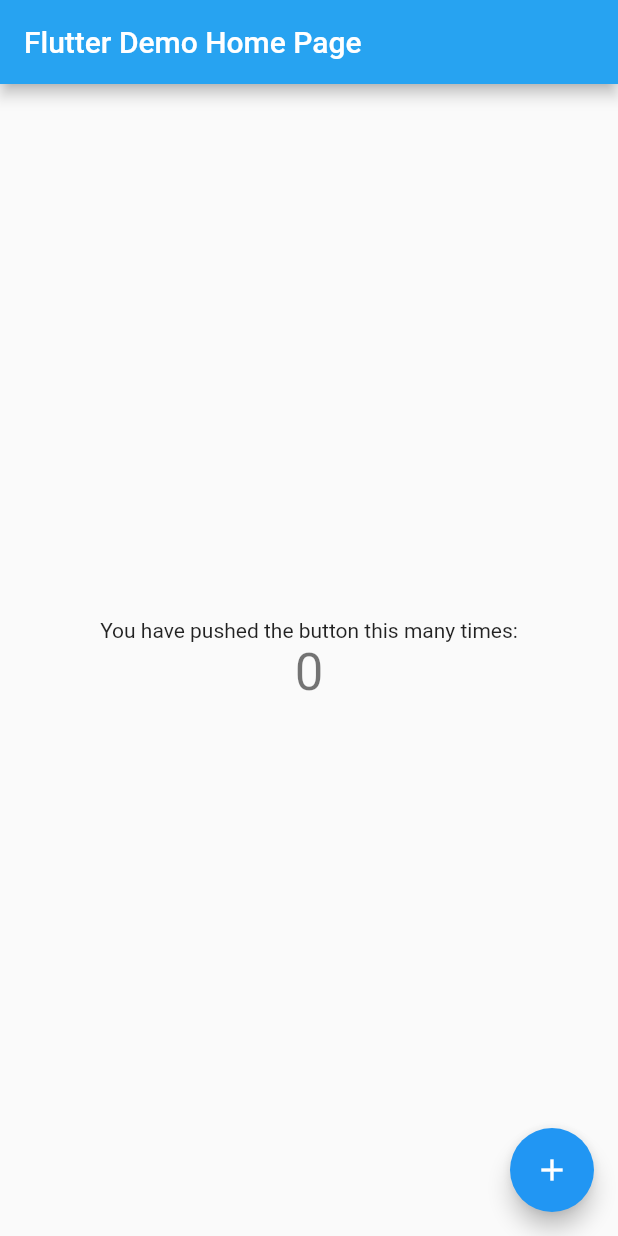
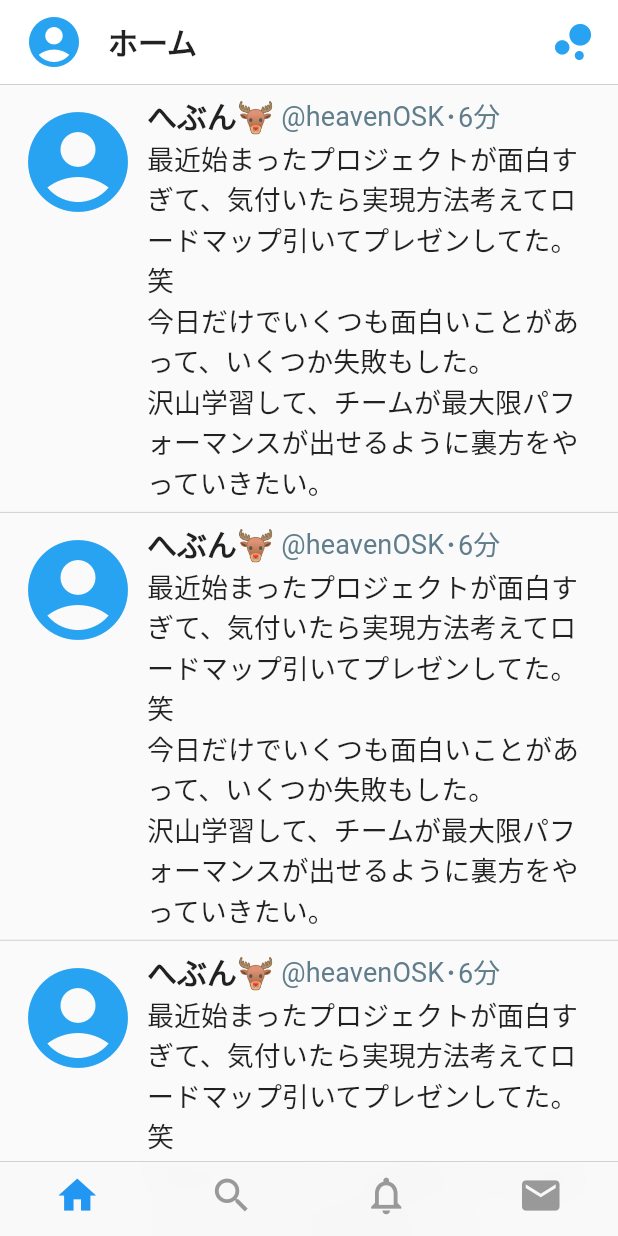
Before and after one commit to HeavenOSK/twitter_like_app, a Flutter app: the screen it shows after launch, on a phone screen of 412 x 824 dp. Run offline on Flutter 3.47's test engine with Material 2 defaults, Android fonts, the phone set to English and light mode, and no system bars.

Commit message:
Create: TweetListItem

```diff
--- /dev/null
+++ b/lib/app.dart
@@ -0,0 +1,36 @@
+import 'package:flutter/material.dart';
+import 'package:twitter_like_app/pages/home_tab_page.dart';
+
+class App extends StatelessWidget {
+  // This widget is the root of your application.
+  @override
+  Widget build(BuildContext context) {
+    return MaterialApp(
+      title: 'Flutter Demo',
+      theme: ThemeData(
+          primaryColor: Colors.white,
+          primaryTextTheme: TextTheme(
+            title: TextStyle(
+              fontSize: 20,
+              fontWeight: FontWeight.w600,
+            ),
+            subtitle: TextStyle(
+              fontSize: 18,
+              fontWeight: FontWeight.w400,
+              color: Colors.blueGrey,
+            ),
+            body1: TextStyle(
+              fontSize: 18,
+              fontWeight: FontWeight.w200,
+            ),
+          ),
+          primaryIconTheme: IconThemeData(
+            color: Color.fromRGBO(39, 163, 241, 1.0),
+          )
+
+//        primaryColor: Color.fromRGBO(39, 163, 241, 1.0),
+          ),
+      home: HomeTabPage(),
+    );
+  }
+}
--- /dev/null
+++ b/lib/components/tweet_list_item.dart
@@ -0,0 +1,66 @@
+import 'package:flutter/material.dart';
+
+const _displayName = 'へぶん🦌';
+const _accountName = '@heavenOSK';
+const _tweetContent = '''最近始まったプロジェクトが面白すぎて、気付いたら実現方法考えてロードマップ引いてプレゼンしてた。笑
+今日だけでいくつも面白いことがあって、いくつか失敗もした。
+沢山学習して、チームが最大限パフォーマンスが出せるように裏方をやっていきたい。''';
+
+class TweetListItem extends StatelessWidget {
+  @override
+  Widget build(BuildContext context) {
+    return Container(
+      padding: const EdgeInsets.symmetric(horizontal: 12, vertical: 6),
+      decoration: BoxDecoration(
+        border: Border(
+          top: BorderSide(color: Colors.grey, width: 0.3),
+        ),
+      ),
+      child: Row(
+        crossAxisAlignment: CrossAxisAlignment.start,
+        children: <Widget>[
+          _buildUserImage(context),
+          Expanded(
+            child: Row(
+              children: <Widget>[
+                Expanded(
+                  child: Column(
+                    crossAxisAlignment: CrossAxisAlignment.start,
+                    children: <Widget>[
+                      _buildHeading(context),
+                      Text(_tweetContent,
+                          style: Theme.of(context).primaryTextTheme.body1),
+                    ],
+                  ),
+                ),
+                SizedBox(width: 8)
+              ],
+            ),
+          ),
+        ],
+      ),
+    );
+  }
+
+  Widget _buildHeading(BuildContext context) {
+    return Row(
+      children: <Widget>[
+        Text(_displayName, style: Theme.of(context).primaryTextTheme.title),
+        Text(' ' + _accountName,
+            style: Theme.of(context).primaryTextTheme.subtitle),
+        Text('･6分', style: Theme.of(context).primaryTextTheme.subtitle),
+      ],
+    );
+  }
+
+  Widget _buildUserImage(BuildContext context) {
+    return Padding(
+      padding: const EdgeInsets.only(top: 6.0, right: 6.0),
+      child: Icon(
+        Icons.account_circle,
+        size: 80,
+        color: Theme.of(context).primaryIconTheme.color,
+      ),
+    );
+  }
+}
--- a/lib/main.dart
+++ b/lib/main.dart
@@ -1,102 +1,4 @@
 import 'package:flutter/material.dart';
+import 'package:twitter_like_app/app.dart';
 
-void main() => runApp(MyApp());
-
-class MyApp extends StatelessWidget {
-  // This widget is the root of your application.
-  @override
-  Widget build(BuildContext context) {
-    return MaterialApp(
-      title: 'Flutter Demo',
-      theme: ThemeData(
-        primaryColor: Color.fromRGBO(39, 163, 241, 1.0),
-      ),
-      home: MyHomePage(title: 'Flutter Demo Home Page'),
-    );
-  }
-}
-
-class MyHomePage extends StatefulWidget {
-  MyHomePage({Key key, this.title}) : super(key: key);
-
-  // This widget is the home page of your application. It is stateful, meaning
-  // that it has a State object (defined below) that contains fields that affect
-  // how it looks.
-
-  // This class is the configuration for the state. It holds the values (in this
-  // case the title) provided by the parent (in this case the App widget) and
-  // used by the build method of the State. Fields in a Widget subclass are
-  // always marked "final".
-
-  final String title;
-
-  @override
-  _MyHomePageState createState() => _MyHomePageState();
-}
-
-class _MyHomePageState extends State<MyHomePage> {
-  int _counter = 0;
-
-  void _incrementCounter() {
-    setState(() {
-      // This call to setState tells the Flutter framework that something has
-      // changed in this State, which causes it to rerun the build method below
-      // so that the display can reflect the updated values. If we changed
-      // _counter without calling setState(), then the build method would not be
-      // called again, and so nothing would appear to happen.
-      _counter++;
-    });
-  }
-
-  @override
-  Widget build(BuildContext context) {
-    // This method is rerun every time setState is called, for instance as done
-    // by the _incrementCounter method above.
-    //
-    // The Flutter framework has been optimized to make rerunning build methods
-    // fast, so that you can just rebuild anything that needs updating rather
-    // than having to individually change instances of widgets.
-    return Scaffold(
-      appBar: AppBar(
-        // Here we take the value from the MyHomePage object that was created by
-        // the App.build method, and use it to set our appbar title.
-        title: Text(widget.title),
-      ),
-      body: Center(
-        // Center is a layout widget. It takes a single child and positions it
-        // in the middle of the parent.
-        child: Column(
-          // Column is also layout widget. It takes a list of children and
-          // arranges them vertically. By default, it sizes itself to fit its
-          // children horizontally, and tries to be as tall as its parent.
-          //
-          // Invoke "debug painting" (press "p" in the console, choose the
-          // "Toggle Debug Paint" action from the Flutter Inspector in Android
-          // Studio, or the "Toggle Debug Paint" command in Visual Studio Code)
-          // to see the wireframe for each widget.
-          //
-          // Column has various properties to control how it sizes itself and
-          // how it positions its children. Here we use mainAxisAlignment to
-          // center the children vertically; the main axis here is the vertical
-          // axis because Columns are vertical (the cross axis would be
-          // horizontal).
-          mainAxisAlignment: MainAxisAlignment.center,
-          children: <Widget>[
-            Text(
-              'You have pushed the button this many times:',
-            ),
-            Text(
-              '$_counter',
-              style: Theme.of(context).textTheme.display1,
-            ),
-          ],
-        ),
-      ),
-      floatingActionButton: FloatingActionButton(
-        onPressed: _incrementCounter,
-        tooltip: 'Increment',
-        child: Icon(Icons.add),
-      ), // This trailing comma makes auto-formatting nicer for build methods.
-    );
-  }
-}
+void main() => runApp(App());
--- /dev/null
+++ b/lib/pages/home_tab_page.dart
@@ -0,0 +1,41 @@
+import 'package:flutter/cupertino.dart';
+import 'package:flutter/material.dart';
+import 'package:twitter_like_app/pages/timeline.dart';
+
+class HomeTabPage extends StatefulWidget {
+  HomeTabPage({Key key}) : super(key: key);
+
+  @override
+  _HomeTabPageState createState() => _HomeTabPageState();
+}
+
+class _HomeTabPageState extends State<HomeTabPage> {
+  @override
+  Widget build(BuildContext context) {
+    return CupertinoTabScaffold(
+      tabBuilder: (context, index) {
+        return Timeline();
+      },
+      tabBar: _buildTabBar(),
+    );
+  }
+
+  CupertinoTabBar _buildTabBar() {
+    return CupertinoTabBar(
+      items: [
+        BottomNavigationBarItem(
+          icon: Icon(Icons.home),
+        ),
+        BottomNavigationBarItem(
+          icon: Icon(Icons.search),
+        ),
+        BottomNavigationBarItem(
+          icon: Icon(Icons.notifications_none),
+        ),
+        BottomNavigationBarItem(
+          icon: Icon(Icons.mail),
+        ),
+      ],
+    );
+  }
+}
--- /dev/null
+++ b/lib/pages/timeline.dart
@@ -0,0 +1,37 @@
+import 'package:flutter/material.dart';
+import 'package:twitter_like_app/components/tweet_list_item.dart';
+
+class Timeline extends StatelessWidget {
+  @override
+  Widget build(BuildContext context) {
+    return Scaffold(
+      appBar: AppBar(
+        leading: Padding(
+          padding: const EdgeInsets.only(left: 16.0),
+          child: Icon(
+            Icons.account_circle,
+            size: 40,
+          ),
+        ),
+        title: Text('ホーム'),
+        actions: <Widget>[
+          Padding(
+            padding: const EdgeInsets.only(right: 12.0),
+            child: Icon(
+              Icons.bubble_chart,
+              size: 36,
+            ),
+          ),
+        ],
+        elevation: 0.0,
+      ),
+      body: Center(
+        child: ListView.builder(
+          itemBuilder: (context, index) {
+            return TweetListItem();
+          },
+        ),
+      ),
+    );
+  }
+}
--- a/pubspec.yaml
+++ b/pubspec.yaml
@@ -23,6 +23,7 @@ dependencies:
   # The following adds the Cupertino Icons font to your application.
   # Use with the CupertinoIcons class for iOS style icons.
   cupertino_icons: ^0.1.2
+  font_awesome_flutter:
 
 dev_dependencies:
   flutter_test:
```
Also changed, not shown: pubspec.lock, 1 other file.
